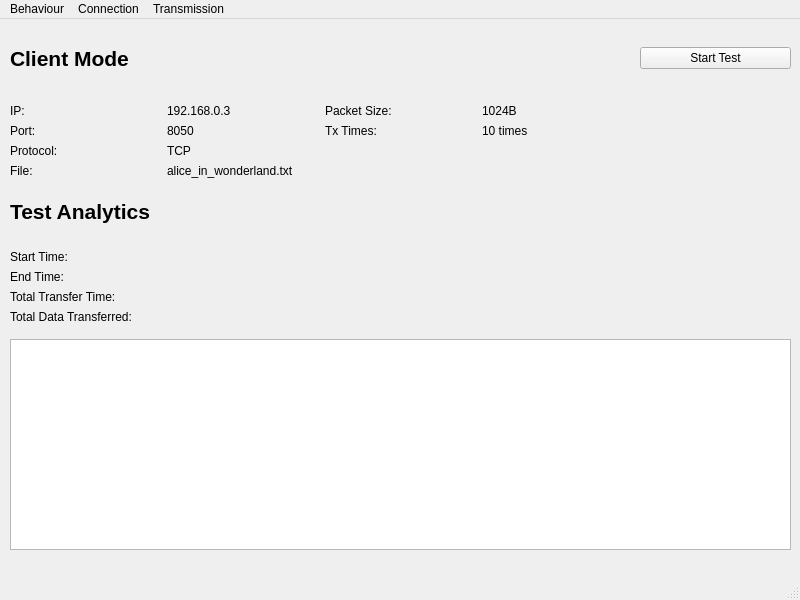
First picture: the form in application.ui, repository justincervantes/Protocol-Analyzer, before the edit.
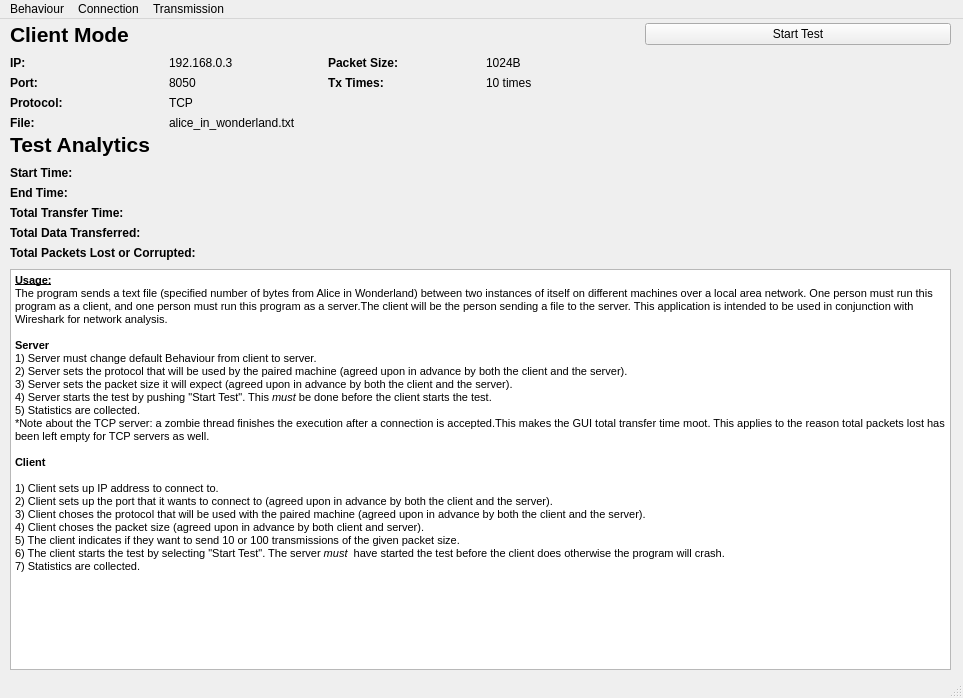
Second picture: the form after the edit.

What changed in the file:
```diff
--- a/application.ui
+++ b/application.ui
@@ -6,8 +6,8 @@
    <rect>
     <x>0</x>
     <y>0</y>
-    <width>800</width>
-    <height>600</height>
+    <width>963</width>
+    <height>698</height>
    </rect>
   </property>
   <property name="windowTitle">
@@ -19,11 +19,11 @@
      <rect>
       <x>10</x>
       <y>0</y>
-      <width>781</width>
-      <height>159</height>
+      <width>941</width>
+      <height>111</height>
      </rect>
     </property>
-    <layout class="QGridLayout" name="hudGrid" columnstretch="0,0,0,0,0,0">
+    <layout class="QGridLayout" name="hudGrid" columnstretch="0,1,1,1,1,2">
      <item row="2" column="2">
       <widget class="QLabel" name="port_value">
        <property name="text">
@@ -33,6 +33,12 @@
      </item>
      <item row="2" column="1">
       <widget class="QLabel" name="port_label">
+       <property name="font">
+        <font>
+         <weight>75</weight>
+         <bold>true</bold>
+        </font>
+       </property>
        <property name="text">
         <string>Port:</string>
        </property>
@@ -93,6 +99,12 @@
      </item>
      <item row="1" column="1">
       <widget class="QLabel" name="ip_label">
+       <property name="font">
+        <font>
+         <weight>75</weight>
+         <bold>true</bold>
+        </font>
+       </property>
        <property name="text">
         <string>IP:</string>
        </property>
@@ -100,6 +112,12 @@
      </item>
      <item row="3" column="1">
       <widget class="QLabel" name="protocol_label">
+       <property name="font">
+        <font>
+         <weight>75</weight>
+         <bold>true</bold>
+        </font>
+       </property>
        <property name="text">
         <string>Protocol:</string>
        </property>
@@ -107,6 +125,12 @@
      </item>
      <item row="2" column="3">
       <widget class="QLabel" name="transmission_label">
+       <property name="font">
+        <font>
+         <weight>75</weight>
+         <bold>true</bold>
+        </font>
+       </property>
        <property name="text">
         <string>Tx Times:</string>
        </property>
@@ -121,6 +145,12 @@
      </item>
      <item row="1" column="3">
       <widget class="QLabel" name="packet_label">
+       <property name="font">
+        <font>
+         <weight>75</weight>
+         <bold>true</bold>
+        </font>
+       </property>
        <property name="text">
         <string>Packet Size:</string>
        </property>
@@ -135,6 +165,12 @@
      </item>
      <item row="4" column="1">
       <widget class="QLabel" name="file_label">
+       <property name="font">
+        <font>
+         <weight>75</weight>
+         <bold>true</bold>
+        </font>
+       </property>
        <property name="text">
         <string>File:</string>
        </property>
@@ -156,12 +192,12 @@
     <property name="geometry">
      <rect>
       <x>10</x>
-      <y>160</y>
-      <width>781</width>
-      <height>145</height>
+      <y>110</y>
+      <width>941</width>
+      <height>131</height>
      </rect>
     </property>
-    <layout class="QGridLayout" name="analyticsGrid" rowstretch="0,0,0,0,0" columnstretch="0,0">
+    <layout class="QGridLayout" name="analyticsGrid" rowstretch="0,0,0,0,0,0" columnstretch="0,1">
      <item row="4" column="1">
       <widget class="QLabel" name="total_data_value">
        <property name="text">
@@ -171,27 +207,25 @@
      </item>
      <item row="2" column="0">
       <widget class="QLabel" name="end_label">
+       <property name="font">
+        <font>
+         <weight>75</weight>
+         <bold>true</bold>
+        </font>
+       </property>
        <property name="text">
         <string>End Time:</string>
        </property>
       </widget>
      </item>
-     <item row="2" column="1">
-      <widget class="QLabel" name="end_value">
-       <property name="text">
-        <string/>
-       </property>
-      </widget>
-     </item>
-     <item row="1" column="1">
-      <widget class="QLabel" name="start_value">
-       <property name="text">
-        <string/>
-       </property>
-      </widget>
-     </item>
      <item row="3" column="0">
       <widget class="QLabel" name="total_time_label">
+       <property name="font">
+        <font>
+         <weight>75</weight>
+         <bold>true</bold>
+        </font>
+       </property>
        <property name="text">
         <string>Total Transfer Time:</string>
        </property>
@@ -199,6 +233,12 @@
      </item>
      <item row="4" column="0">
       <widget class="QLabel" name="total_data_label">
+       <property name="font">
+        <font>
+         <weight>75</weight>
+         <bold>true</bold>
+        </font>
+       </property>
        <property name="text">
         <string>Total Data Transferred:</string>
        </property>
@@ -211,8 +251,28 @@
        </property>
       </widget>
      </item>
+     <item row="1" column="1">
+      <widget class="QLabel" name="start_value">
+       <property name="text">
+        <string/>
+       </property>
+      </widget>
+     </item>
+     <item row="2" column="1">
+      <widget class="QLabel" name="end_value">
+       <property name="text">
+        <string/>
+       </property>
+      </widget>
+     </item>
      <item row="1" column="0">
       <widget class="QLabel" name="start_label">
+       <property name="font">
+        <font>
+         <weight>75</weight>
+         <bold>true</bold>
+        </font>
+       </property>
        <property name="text">
         <string>Start Time:</string>
        </property>
@@ -250,17 +310,63 @@
        </property>
       </widget>
      </item>
+     <item row="5" column="0">
+      <widget class="QLabel" name="total_packets_lost_label">
+       <property name="font">
+        <font>
+         <weight>75</weight>
+         <bold>true</bold>
+        </font>
+       </property>
+       <property name="text">
+        <string>Total Packets Lost or Corrupted:</string>
+       </property>
+      </widget>
+     </item>
+     <item row="5" column="1">
+      <widget class="QLabel" name="total_packets_lost_value">
+       <property name="text">
+        <string/>
+       </property>
+      </widget>
+     </item>
     </layout>
    </widget>
    <widget class="QTextBrowser" name="console_label">
     <property name="geometry">
      <rect>
       <x>10</x>
-      <y>320</y>
-      <width>781</width>
-      <height>211</height>
+      <y>250</y>
+      <width>941</width>
+      <height>401</height>
      </rect>
     </property>
+    <property name="html">
+     <string>&lt;!DOCTYPE HTML PUBLIC &quot;-//W3C//DTD HTML 4.0//EN&quot; &quot;http://www.w3.org/TR/REC-html40/strict.dtd&quot;&gt;
+&lt;html&gt;&lt;head&gt;&lt;meta name=&quot;qrichtext&quot; content=&quot;1&quot; /&gt;&lt;style type=&quot;text/css&quot;&gt;
+p, li { white-space: pre-wrap; }
+&lt;/style&gt;&lt;/head&gt;&lt;body style=&quot; font-family:'MS Shell Dlg 2'; font-size:8.25pt; font-weight:400; font-style:normal;&quot;&gt;
+&lt;p style=&quot; margin-top:0px; margin-bottom:0px; margin-left:0px; margin-right:0px; -qt-block-indent:0; text-indent:0px;&quot;&gt;&lt;span style=&quot; font-weight:600; text-decoration: underline;&quot;&gt;Usage:&lt;/span&gt;&lt;/p&gt;
+&lt;p style=&quot; margin-top:0px; margin-bottom:0px; margin-left:0px; margin-right:0px; -qt-block-indent:0; text-indent:0px;&quot;&gt;The program sends a text file (specified number of bytes from Alice in Wonderland) between two instances of itself on different machines over a local area network. One person must run this program as a client, and one person must run this program as a server.The client will be the person sending a file to the server. This application is intended to be used in conjunction with Wireshark for network analysis.&lt;/p&gt;
+&lt;p style=&quot;-qt-paragraph-type:empty; margin-top:0px; margin-bottom:0px; margin-left:0px; margin-right:0px; -qt-block-indent:0; text-indent:0px;&quot;&gt;&lt;br /&gt;&lt;/p&gt;
+&lt;p style=&quot; margin-top:0px; margin-bottom:0px; margin-left:0px; margin-right:0px; -qt-block-indent:0; text-indent:0px;&quot;&gt;&lt;span style=&quot; font-weight:600;&quot;&gt;Server&lt;/span&gt;&lt;/p&gt;
+&lt;p style=&quot; margin-top:0px; margin-bottom:0px; margin-left:0px; margin-right:0px; -qt-block-indent:0; text-indent:0px;&quot;&gt;1) Server must change default Behaviour from client to server.&lt;/p&gt;
+&lt;p style=&quot; margin-top:0px; margin-bottom:0px; margin-left:0px; margin-right:0px; -qt-block-indent:0; text-indent:0px;&quot;&gt;2) Server sets the protocol that will be used by the paired machine (agreed upon in advance by both the client and the server).&lt;/p&gt;
+&lt;p style=&quot; margin-top:0px; margin-bottom:0px; margin-left:0px; margin-right:0px; -qt-block-indent:0; text-indent:0px;&quot;&gt;3) Server sets the packet size it will expect (agreed upon in advance by both the client and the server).&lt;/p&gt;
+&lt;p style=&quot; margin-top:0px; margin-bottom:0px; margin-left:0px; margin-right:0px; -qt-block-indent:0; text-indent:0px;&quot;&gt;4) Server starts the test by pushing &amp;quot;Start Test&amp;quot;. This &lt;span style=&quot; font-style:italic;&quot;&gt;must&lt;/span&gt; be done before the client starts the test.&lt;/p&gt;
+&lt;p style=&quot; margin-top:0px; margin-bottom:0px; margin-left:0px; margin-right:0px; -qt-block-indent:0; text-indent:0px;&quot;&gt;5) Statistics are collected.&lt;/p&gt;
+&lt;p style=&quot; margin-top:0px; margin-bottom:0px; margin-left:0px; margin-right:0px; -qt-block-indent:0; text-indent:0px;&quot;&gt;*Note about the TCP server: a zombie thread finishes the execution after a connection is accepted.This makes the GUI total transfer time moot. This applies to the reason total packets lost has been left empty for TCP servers as well.&lt;/p&gt;
+&lt;p style=&quot;-qt-paragraph-type:empty; margin-top:0px; margin-bottom:0px; margin-left:0px; margin-right:0px; -qt-block-indent:0; text-indent:0px; font-weight:600;&quot;&gt;&lt;br /&gt;&lt;/p&gt;
+&lt;p style=&quot; margin-top:0px; margin-bottom:0px; margin-left:0px; margin-right:0px; -qt-block-indent:0; text-indent:0px;&quot;&gt;&lt;span style=&quot; font-weight:600;&quot;&gt;Client&lt;/span&gt;&lt;/p&gt;
+&lt;p style=&quot;-qt-paragraph-type:empty; margin-top:0px; margin-bottom:0px; margin-left:0px; margin-right:0px; -qt-block-indent:0; text-indent:0px;&quot;&gt;&lt;br /&gt;&lt;/p&gt;
+&lt;p style=&quot; margin-top:0px; margin-bottom:0px; margin-left:0px; margin-right:0px; -qt-block-indent:0; text-indent:0px;&quot;&gt;1) Client sets up IP address to connect to.&lt;/p&gt;
+&lt;p style=&quot; margin-top:0px; margin-bottom:0px; margin-left:0px; margin-right:0px; -qt-block-indent:0; text-indent:0px;&quot;&gt;2) Client sets up the port that it wants to connect to (agreed upon in advance by both the client and the server).&lt;/p&gt;
+&lt;p style=&quot; margin-top:0px; margin-bottom:0px; margin-left:0px; margin-right:0px; -qt-block-indent:0; text-indent:0px;&quot;&gt;3) Client choses the protocol that will be used with the paired machine (agreed upon in advance by both the client and the server).&lt;/p&gt;
+&lt;p style=&quot; margin-top:0px; margin-bottom:0px; margin-left:0px; margin-right:0px; -qt-block-indent:0; text-indent:0px;&quot;&gt;4) Client choses the packet size (agreed upon in advance by both client and server).&lt;/p&gt;
+&lt;p style=&quot; margin-top:0px; margin-bottom:0px; margin-left:0px; margin-right:0px; -qt-block-indent:0; text-indent:0px;&quot;&gt;5) The client indicates if they want to send 10 or 100 transmissions of the given packet size.&lt;/p&gt;
+&lt;p style=&quot; margin-top:0px; margin-bottom:0px; margin-left:0px; margin-right:0px; -qt-block-indent:0; text-indent:0px;&quot;&gt;6) The client starts the test by selecting &amp;quot;Start Test&amp;quot;. The server &lt;span style=&quot; font-style:italic;&quot;&gt;must &lt;/span&gt; have started the test before the client does otherwise the program will crash.&lt;/p&gt;
+&lt;p style=&quot; margin-top:0px; margin-bottom:0px; margin-left:0px; margin-right:0px; -qt-block-indent:0; text-indent:0px;&quot;&gt;7) Statistics are collected.&lt;/p&gt;&lt;/body&gt;&lt;/html&gt;</string>
+    </property>
    </widget>
   </widget>
   <widget class="QMenuBar" name="menubar">
@@ -268,8 +374,8 @@
     <rect>
      <x>0</x>
      <y>0</y>
-     <width>800</width>
-     <height>30</height>
+     <width>963</width>
+     <height>21</height>
     </rect>
    </property>
    <widget class="QMenu" name="menuBehaviour">
```
Left out of the diff: 15 changed lines with no effect on the pictures.
